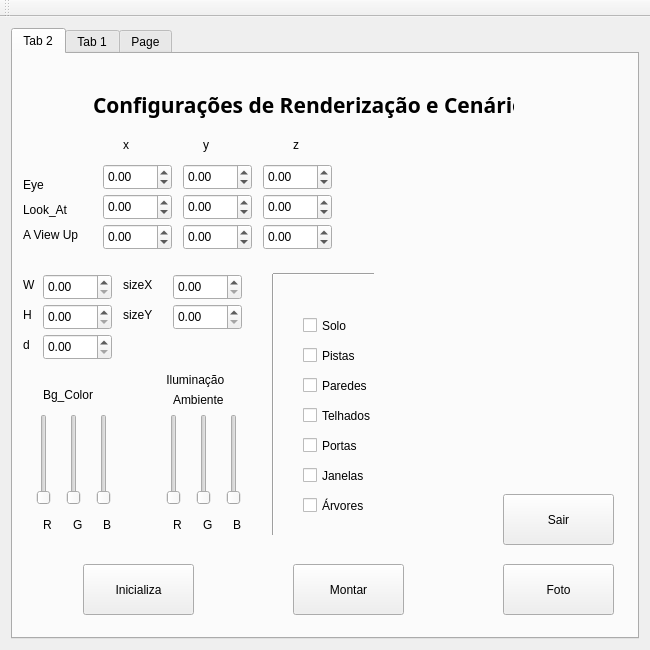
This is mainwindow.ui in Alexandrecajamos/RayCasting as Qt 5 draws it before an edit. The edited form follows.
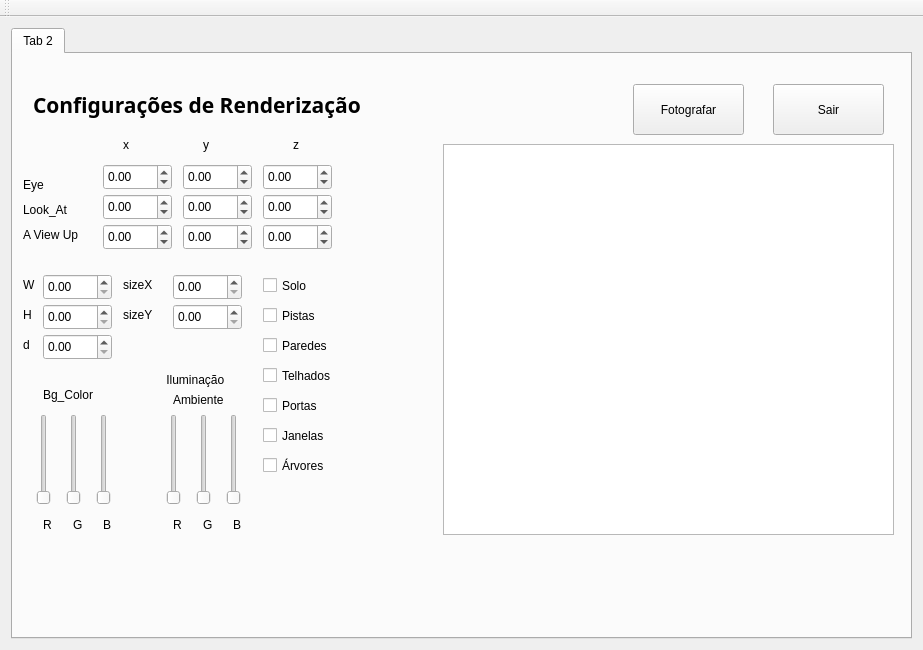
This is the edited form.

```diff
--- a/mainwindow.ui
+++ b/mainwindow.ui
@@ -6,7 +6,7 @@
    <rect>
     <x>0</x>
     <y>0</y>
-    <width>650</width>
+    <width>923</width>
     <height>650</height>
    </rect>
   </property>
@@ -33,14 +33,14 @@
        <widget class="QPushButton" name="render">
         <property name="geometry">
          <rect>
-          <x>490</x>
-          <y>510</y>
+          <x>620</x>
+          <y>30</y>
           <width>111</width>
           <height>51</height>
          </rect>
         </property>
         <property name="text">
-         <string>Foto</string>
+         <string>Fotografar</string>
         </property>
        </widget>
        <widget class="QDoubleSpinBox" name="Eye_x">
@@ -484,8 +484,8 @@
        <widget class="QCheckBox" name="solo">
         <property name="geometry">
          <rect>
-          <x>290</x>
-          <y>260</y>
+          <x>250</x>
+          <y>220</y>
           <width>92</width>
           <height>23</height>
          </rect>
@@ -497,8 +497,8 @@
        <widget class="QCheckBox" name="pistas">
         <property name="geometry">
          <rect>
-          <x>290</x>
-          <y>290</y>
+          <x>250</x>
+          <y>250</y>
           <width>92</width>
           <height>23</height>
          </rect>
@@ -510,8 +510,8 @@
        <widget class="QCheckBox" name="paredes">
         <property name="geometry">
          <rect>
-          <x>290</x>
-          <y>320</y>
+          <x>250</x>
+          <y>280</y>
           <width>92</width>
           <height>23</height>
          </rect>
@@ -523,8 +523,8 @@
        <widget class="QCheckBox" name="telhados">
         <property name="geometry">
          <rect>
-          <x>290</x>
-          <y>350</y>
+          <x>250</x>
+          <y>310</y>
           <width>92</width>
           <height>23</height>
          </rect>
@@ -536,8 +536,8 @@
        <widget class="QCheckBox" name="portas">
         <property name="geometry">
          <rect>
-          <x>290</x>
-          <y>380</y>
+          <x>250</x>
+          <y>340</y>
           <width>92</width>
           <height>23</height>
          </rect>
@@ -549,8 +549,8 @@
        <widget class="QCheckBox" name="janelas">
         <property name="geometry">
          <rect>
-          <x>290</x>
-          <y>410</y>
+          <x>250</x>
+          <y>370</y>
           <width>92</width>
           <height>23</height>
          </rect>
@@ -562,8 +562,8 @@
        <widget class="QCheckBox" name="arvores">
         <property name="geometry">
          <rect>
-          <x>290</x>
-          <y>440</y>
+          <x>250</x>
+          <y>400</y>
           <width>92</width>
           <height>23</height>
          </rect>
@@ -575,7 +575,7 @@
        <widget class="QLabel" name="label_16">
         <property name="geometry">
          <rect>
-          <x>80</x>
+          <x>20</x>
           <y>30</y>
           <width>421</width>
           <height>41</height>
@@ -590,7 +590,7 @@
          </font>
         </property>
         <property name="text">
-         <string>Configurações de Renderização e Cenário</string>
+         <string>Configurações de Renderização</string>
         </property>
        </widget>
        <widget class="QDoubleSpinBox" name="w">
@@ -714,37 +714,11 @@
          <string>d</string>
         </property>
        </widget>
-       <widget class="QPushButton" name="montar">
-        <property name="geometry">
-         <rect>
-          <x>280</x>
-          <y>510</y>
-          <width>111</width>
-          <height>51</height>
-         </rect>
-        </property>
-        <property name="text">
-         <string>Montar</string>
-        </property>
-       </widget>
-       <widget class="QPushButton" name="Cam">
-        <property name="geometry">
-         <rect>
-          <x>70</x>
-          <y>510</y>
-          <width>111</width>
-          <height>51</height>
-         </rect>
-        </property>
-        <property name="text">
-         <string>Inicializa</string>
-        </property>
-       </widget>
        <widget class="QPushButton" name="Sair">
         <property name="geometry">
          <rect>
-          <x>490</x>
-          <y>440</y>
+          <x>760</x>
+          <y>30</y>
           <width>111</width>
           <height>51</height>
          </rect>
@@ -753,72 +727,16 @@
          <string>Sair</string>
         </property>
        </widget>
-       <widget class="Line" name="line">
-        <property name="geometry">
-         <rect>
-          <x>250</x>
-          <y>220</y>
-          <width>21</width>
-          <height>261</height>
-         </rect>
-        </property>
-        <property name="orientation">
-         <enum>Qt::Vertical</enum>
-        </property>
-       </widget>
-       <widget class="Line" name="line_2">
-        <property name="geometry">
-         <rect>
-          <x>260</x>
-          <y>205</y>
-          <width>101</width>
-          <height>31</height>
-         </rect>
-        </property>
-        <property name="orientation">
-         <enum>Qt::Horizontal</enum>
-        </property>
-       </widget>
-      </widget>
-      <widget class="QWidget" name="tab">
-       <attribute name="title">
-        <string>Tab 1</string>
-       </attribute>
        <widget class="QGraphicsView" name="graphicsView">
         <property name="geometry">
          <rect>
-          <x>-50</x>
-          <y>50</y>
-          <width>711</width>
-          <height>531</height>
+          <x>430</x>
+          <y>90</y>
+          <width>451</width>
+          <height>391</height>
          </rect>
         </property>
        </widget>
-       <widget class="QLabel" name="label_17">
-        <property name="geometry">
-         <rect>
-          <x>200</x>
-          <y>10</y>
-          <width>181</width>
-          <height>31</height>
-         </rect>
-        </property>
-        <property name="font">
-         <font>
-          <pointsize>13</pointsize>
-          <weight>75</weight>
-          <bold>true</bold>
-         </font>
-        </property>
-        <property name="text">
-         <string>Fotografia do Cenário</string>
-        </property>
-       </widget>
-      </widget>
-      <widget class="QWidget" name="tab_3">
-       <attribute name="title">
-        <string>Page</string>
-       </attribute>
       </widget>
      </widget>
     </item>
@@ -829,7 +747,7 @@
     <enum>TopToolBarArea</enum>
    </attribute>
    <attribute name="toolBarBreak">
-    <bool>false</bool>
+    <bool>true</bool>
    </attribute>
   </widget>
  </widget>
```
